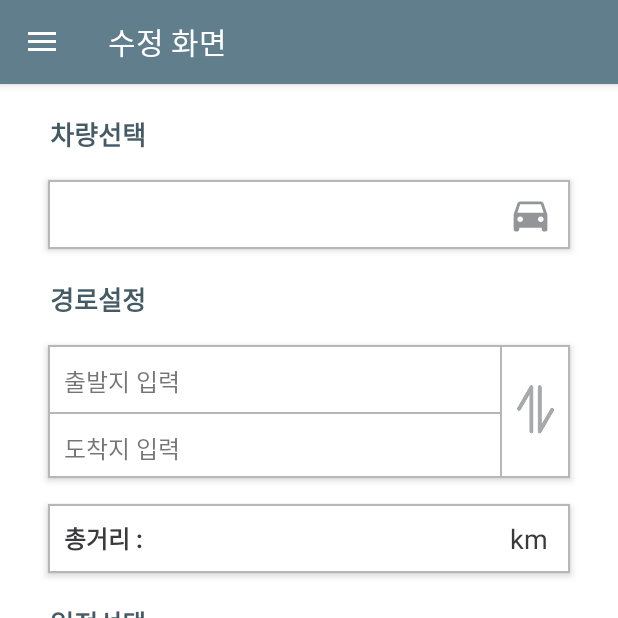
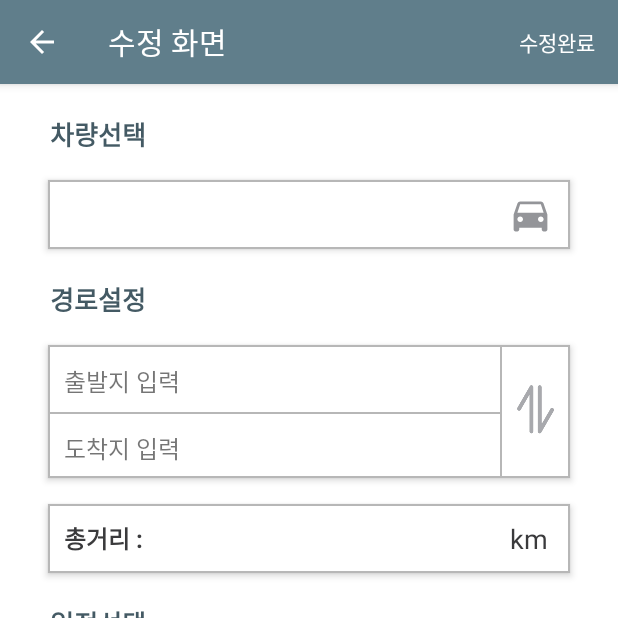
Before and after one commit to scvalsrl/Managements, an Android app: the CarUpdateActivity screen opened directly, with no data from a screen before it, on a phone screen of 412 x 824 dp, the top half of it. Run offline under Robolectric (Android 15) with nearby library versions, the phone set to English and light mode, and no system bars; our stand-ins replace Volley; 15 statements that could not run were skipped.

Commit message:
carupdate 엑션바

```diff
--- a/app/src/main/AndroidManifest.xml
+++ b/app/src/main/AndroidManifest.xml
@@ -59,7 +59,9 @@
         </activity>
         <activity android:name=".DestListActivity" />
         <activity android:name=".ListMapActivity" />
-        <activity android:name=".CarUpdateActivity" />
+        <activity android:name=".CarUpdateActivity">
+        </activity>
+
         <activity android:name=".TempActivity" />
         <activity android:name=".BusinessCardMain" />
         <activity android:name=".BCListActivity" />
--- a/app/src/main/res/layout/activity_car_update.xml
+++ b/app/src/main/res/layout/activity_car_update.xml
@@ -1,29 +1,9 @@
 <?xml version="1.0" encoding="utf-8"?>
-<android.support.v4.widget.DrawerLayout
-    xmlns:android="http://schemas.android.com/apk/res/android"
-    xmlns:app="http://schemas.android.com/apk/res-auto"
-    xmlns:tools="http://schemas.android.com/tools"
-    android:id="@+id/drawer_layout"
-    android:layout_width="match_parent"
-    android:layout_height="match_parent"
-    android:fitsSystemWindows="true"
-    android:background="#ffffff">
-
-    <android.support.design.widget.NavigationView
-        android:id="@+id/navigation_view"
-        android:layout_width="wrap_content"
-        android:layout_height="match_parent"
-        app:itemTextColor="@color/darkgray"
-        app:itemIconTint="@color/darkgray"
-        app:headerLayout="@layout/drawer_header"
-        app:menu="@menu/drawer"
-        android:layout_gravity="start"
-        android:background="#ffffff"/>
-
     <RelativeLayout xmlns:android="http://schemas.android.com/apk/res/android"
         xmlns:app="http://schemas.android.com/apk/res-auto"
         android:layout_width="match_parent"
         android:layout_height="match_parent"
+            android:background="#ffffff"
         >
 
 
@@ -508,4 +488,3 @@
         </FrameLayout>
 
     </RelativeLayout>
-</android.support.v4.widget.DrawerLayout>
--- a/app/src/main/res/menu/list_menu.xml
+++ b/app/src/main/res/menu/carjoin_menu.xml
@@ -7,10 +7,8 @@
 
 
     <item
-
         android:id="@+id/newPost"
-        android:title=" 등록하기 "
-
+        android:title=" 등록완료 "
         app:showAsAction="always" />
 
 </menu>
--- /dev/null
+++ b/app/src/main/res/menu/carupdate_menu.xml
@@ -0,0 +1,14 @@
+<?xml version="1.0" encoding="utf-8"?>
+
+<menu xmlns:android="http://schemas.android.com/apk/res/android"
+
+    xmlns:app="http://schemas.android.com/apk/res-auto">
+
+
+
+    <item
+        android:id="@+id/carupdate"
+        android:title=" 수정완료 "
+        app:showAsAction="always" />
+
+</menu>
```
Also changed, not shown: app/src/main/java/com/example/mingi/management/CarJoinActivity.java (+1 -6 lines), app/src/main/java/com/example/mingi/management/CarUpdateActivity.java (+145 -68 lines).
